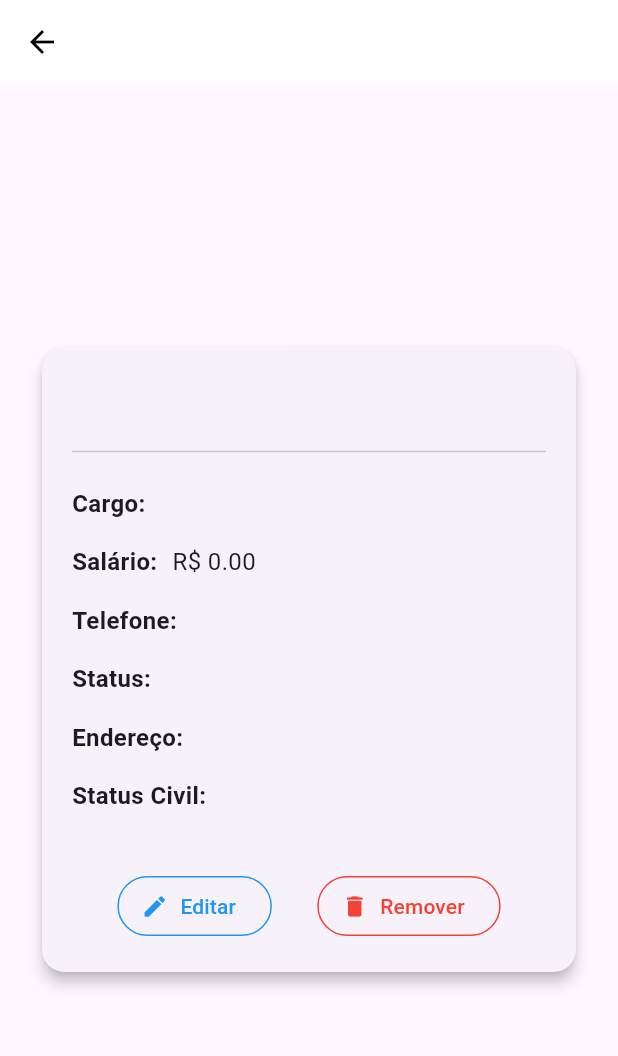
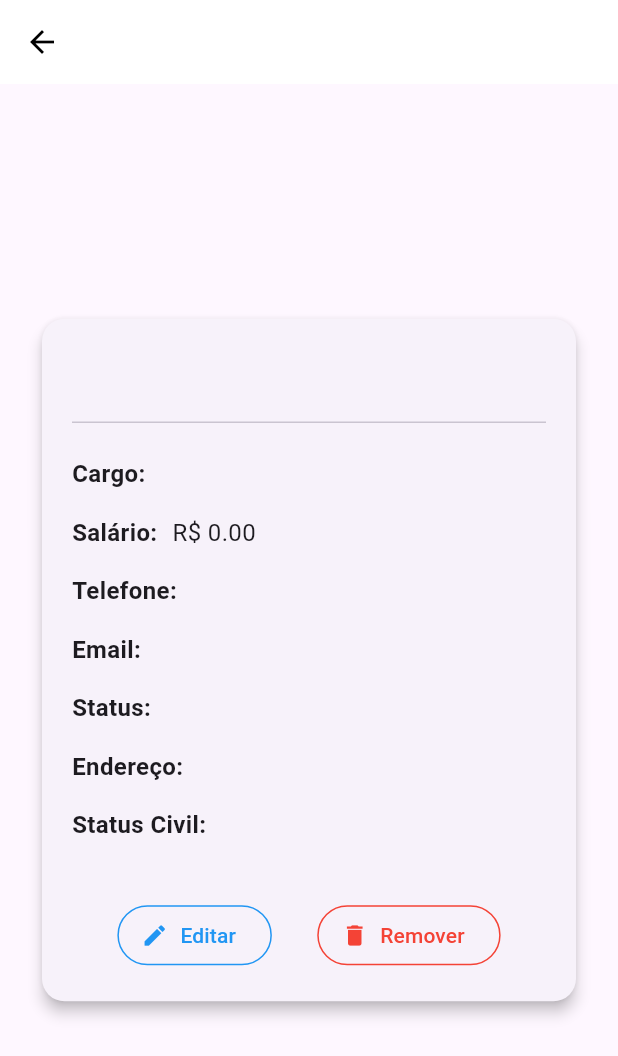
Before and after one commit to FlavioJr0010/Gestor-RH, a Flutter app: the DetalhesFuncionario screen opened directly with empty values, on a phone screen of 412 x 824 dp. Shown: the top 1056 px of the screen. Run offline on Flutter 3.47's test engine with Material 3 defaults, Android fonts, the light colour scheme and no system bars; our stand-ins replace cloud_firestore, firebase_auth, firebase_core, shared_preferences; accounts and stored records are empty.

Commit message:
Fix: Adição do campo email em detalhes funcionaro

```diff
--- a/rh_app/lib/auth_check.dart
+++ b/rh_app/lib/auth_check.dart
@@ -32,7 +32,7 @@ class _AuthCheckState extends State<AuthCheck> {
           MaterialPageRoute(builder: (context) => const Principal()),
         );
       } else {
-        // Se não tem, vai para a tela de login
+        // Se não tem, vai para a tela Home Screen
         Navigator.pushReplacement(
           context,
           MaterialPageRoute(builder: (context) => const HomeScreen()),
--- a/rh_app/lib/screens/detalhes_funcionario.dart
+++ b/rh_app/lib/screens/detalhes_funcionario.dart
@@ -83,6 +83,7 @@ class DetalhesFuncionario extends StatelessWidget {
                     'R\$ ${funcionario.salario.toStringAsFixed(2)}',
                   ),
                   _buildDetailRow('Telefone:', funcionario.telefone),
+                  _buildDetailRow('Email:', funcionario.email),
                   _buildDetailRow('Status:', funcionario.status),
                   _buildDetailRow('Endereço:', funcionario.endereco),
                   _buildDetailRow('Status Civil:', funcionario.statusCivil),
--- a/rh_app/lib/screens/esqueci_senha.dart
+++ b/rh_app/lib/screens/esqueci_senha.dart
@@ -156,7 +156,6 @@ class _EsqueciSenhaState extends State<EsqueciSenha> {
                     ],
                   ),
 
-                // ✅ NOVO LAYOUT DE BOTÕES
                 Row(
                   mainAxisAlignment: MainAxisAlignment.spaceEvenly,
                   children: [
```
